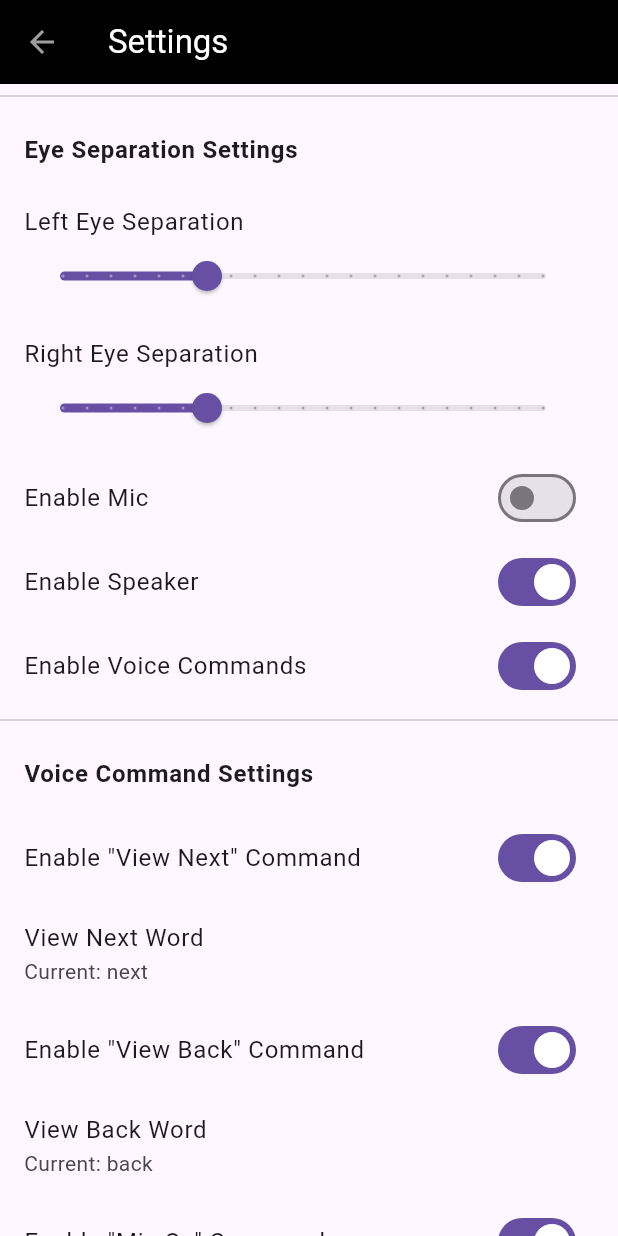
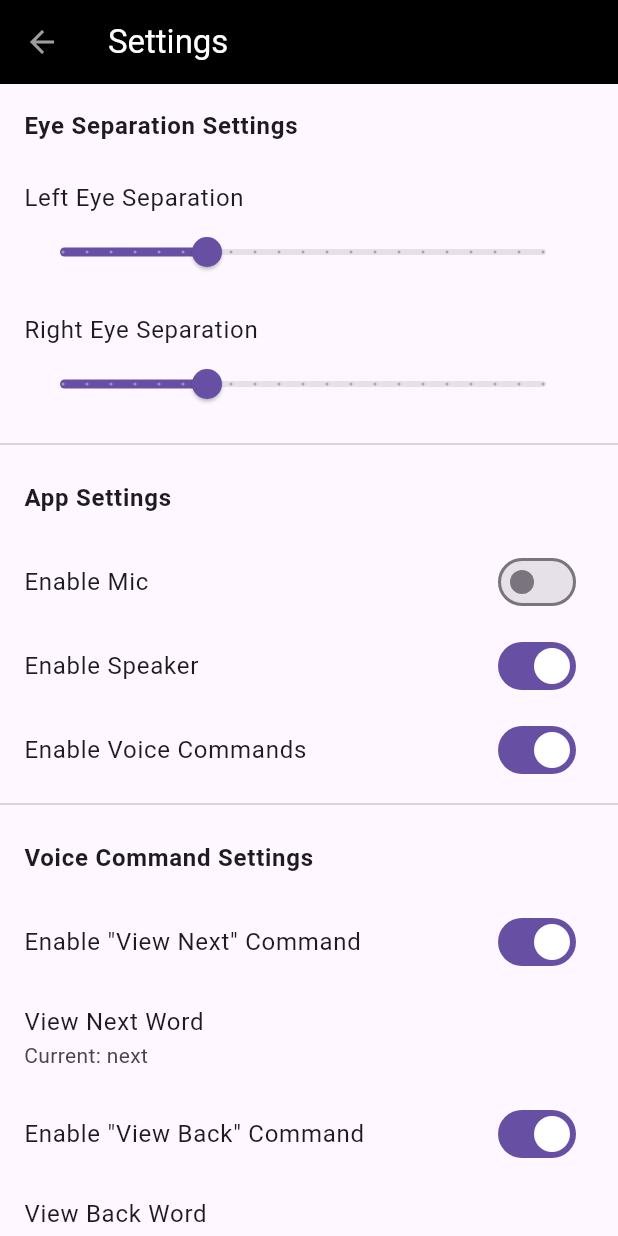
Before and after one commit to shekkanen/visuyou, a Flutter app: the SettingsPage screen opened directly, on a phone screen of 412 x 824 dp. Run offline on Flutter 3.47's test engine with Material 3 defaults, Android fonts, the phone set to English and light mode, and no system bars; our stand-ins replace permission_handler, qr_flutter, shared_preferences, vibration; missing offline and left inert: flutter_barcode_scanner, flutter_webrtc, vosk_flutter; accounts and stored records are empty.

Commit message:
refactor: enhance settings page with additional navigation words and improve layout

```diff
--- a/lib/settings_page.dart
+++ b/lib/settings_page.dart
@@ -11,8 +11,8 @@ class SettingsPage extends StatelessWidget {
   const SettingsPage({Key? key}) : super(key: key);
 
   // View Change Words
-  static const List<String> viewNextWords = ['next', 'forward'];
-  static const List<String> viewBackWords = ['back', 'previous'];
+  static const List<String> viewNextWords = ['next', 'forward','left'];
+  static const List<String> viewBackWords = ['back', 'previous','right'];
 
   // Mute/Unmute Mic Words
   static const List<String> micOffWords = ['mic off', 'disable mic'];
@@ -62,7 +62,6 @@ class SettingsPage extends StatelessWidget {
       ),
       body: ListView(
         children: [
-          const Divider(),
           const ListTile(
             title: Text(
               'Eye Separation Settings',
@@ -96,7 +95,13 @@ class SettingsPage extends StatelessWidget {
               },
             ),
           ),
-
+          const Divider(),
+          const ListTile(
+            title: Text(
+              'App Settings',
+              style: TextStyle(fontWeight: FontWeight.bold),
+            ),
+          ),
           SwitchListTile(
             title: const Text('Enable Mic'),
             value: settingsModel.micEnabled,
```
